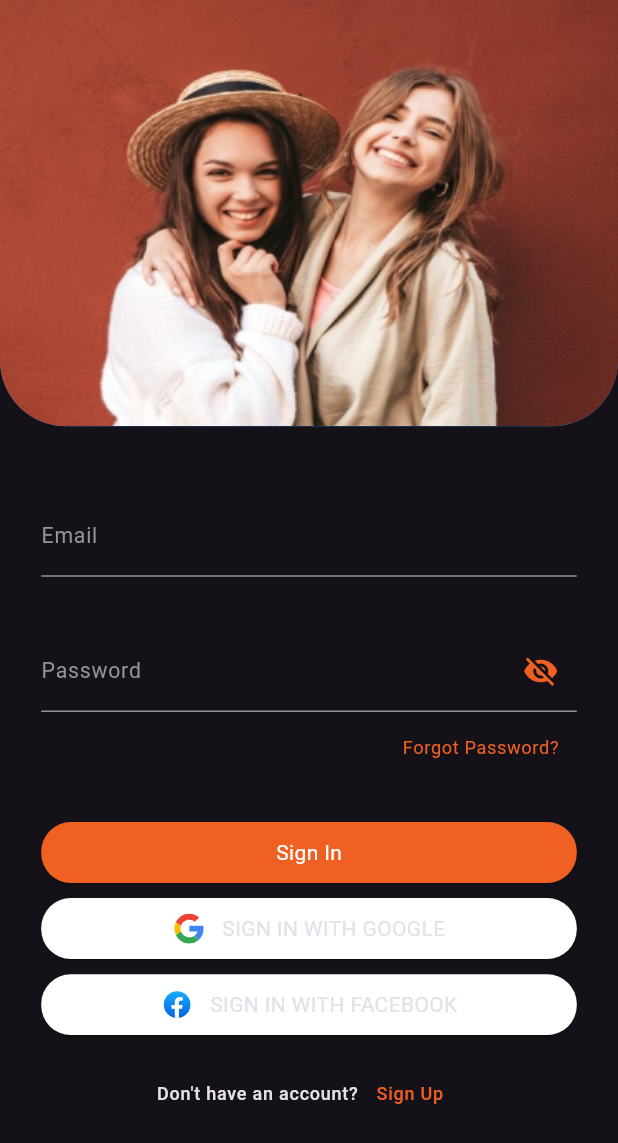
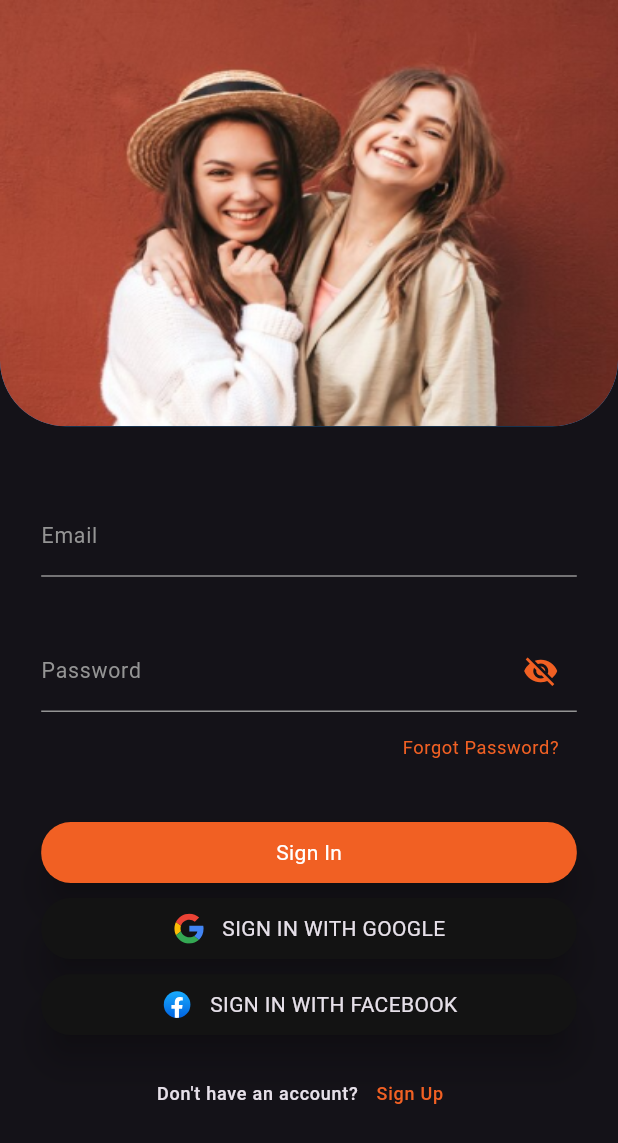
Before and after one commit to mahersamy/stylish-e-commerce, a Flutter app: the screen it shows after launch, on a phone screen of 412 x 824 dp. Shown: the top 1143 px of the screen. Run offline on Flutter 3.47's test engine with Material 3 defaults, Android fonts, the phone set to English and light mode, and no system bars; our stand-ins replace bloc, cloud_firestore, conditional_builder_null_safety, dartz, dio, firebase_auth and 10 more; missing offline and left inert: flutter_facebook_auth; accounts and stored records are empty.

Commit message:
create dark theme

```diff
--- a/lib/core/shared_widgets/custom_button.dart
+++ b/lib/core/shared_widgets/custom_button.dart
@@ -23,6 +23,7 @@ class CustomButton extends StatelessWidget {
       width: width.w,
       height: height.h,
       child: ElevatedButton(
+
         style: Theme.of(context).elevatedButtonTheme.style!.copyWith(
             backgroundColor: WidgetStateProperty.all(color)),
         onPressed: onPressed,
--- a/lib/core/theme/theme.dart
+++ b/lib/core/theme/theme.dart
@@ -7,8 +7,10 @@ import '../utils/text_style.dart';
 class AppTheme {
   ThemeData lightTheme() {
     return ThemeData(
-      brightness: Brightness.light,
+      brightness:Brightness.light,
       primaryColor: AppColors.mainColor,
+      canvasColor: AppColors.neutral9,
+
       textTheme: TextTheme(
         headlineLarge: TextStyles.font54WhiteBold,
         headlineMedium: TextStyles.font27BlackBold,
@@ -54,9 +56,10 @@ class AppTheme {
     return ThemeData(
       brightness: Brightness.dark,
       primaryColor: AppColors.mainColor,
+      canvasColor: AppColors.neutral1,
       textTheme: TextTheme(
         headlineLarge: TextStyles.font54WhiteBold,
-        headlineMedium: TextStyles.font27BlackBold,
+        headlineMedium: TextStyles.font27BlackBold!.copyWith(color: AppColors.neutral9),
         headlineSmall: TextStyles.font20BlackBold,
         bodySmall: TextStyles.body12px,
         displaySmall: TextStyles.body8px,
@@ -64,13 +67,14 @@ class AppTheme {
       ),
       elevatedButtonTheme: ElevatedButtonThemeData(
         style: ButtonStyle(
-          // padding:WidgetStateProperty.all(EdgeInsets.symmetric(vertical: 10.h,horizontal: 120.w)),
           backgroundColor: WidgetStateProperty.all(AppColors.mainColor),
+          elevation: WidgetStateProperty.all(10),
           shape: WidgetStateProperty.all(
             RoundedRectangleBorder(
               borderRadius: BorderRadius.circular(18.w),
             ),
           ),
+
         ),
       ),
       inputDecorationTheme: InputDecorationTheme(
--- a/lib/features/auth/presentions/screens/sign_in_screen.dart
+++ b/lib/features/auth/presentions/screens/sign_in_screen.dart
@@ -154,7 +154,7 @@ class SignInScreen extends StatelessWidget {
                             },
                             height: 40,
                             width: 325,
-                            color: AppColors.neutral9,
+                            color:  Theme.of(context).canvasColor,
                           ),
                           SizedBox(
                             height: 10.h,
@@ -183,7 +183,8 @@ class SignInScreen extends StatelessWidget {
                             },
                             height: 40,
                             width: 325,
-                            color: AppColors.neutral9,
+                            color: Theme.of(context).canvasColor,
+                            // AppColors.neutral9:,
                           ),
                           SizedBox(height: 15.h,),
                           Row(
--- a/lib/features/home/presention/screens/product_detail_screen.dart
+++ b/lib/features/home/presention/screens/product_detail_screen.dart
@@ -127,7 +127,7 @@ class _ProductDetailScreenState extends State<ProductDetailScreen> {
                           BlocProvider.of<HomeCubit>(context).addToCart(widget.productModel);
 
                           print(BlocProvider.of<HomeCubit>(context).cartList[0].selectedSize);
-                        },
+        },
                         height: 40,
                         width: 138)
                   ],
--- a/lib/main.dart
+++ b/lib/main.dart
@@ -52,6 +52,7 @@ class MyApp extends StatelessWidget {
         title: 'Stylish',
         theme: AppTheme().lightTheme(),
         darkTheme: AppTheme().darkTheme(),
+
         themeMode: ThemeMode.dark,
         debugShowCheckedModeBanner: false,
         onGenerateRoute: appRoute.generateRoute,
```
